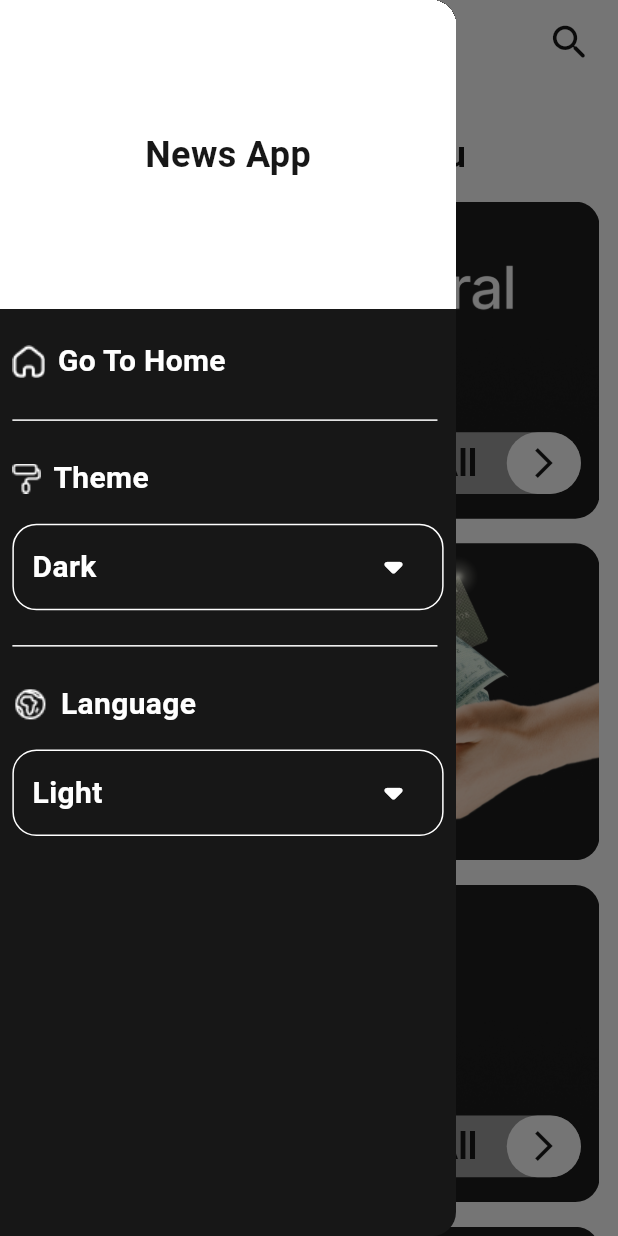
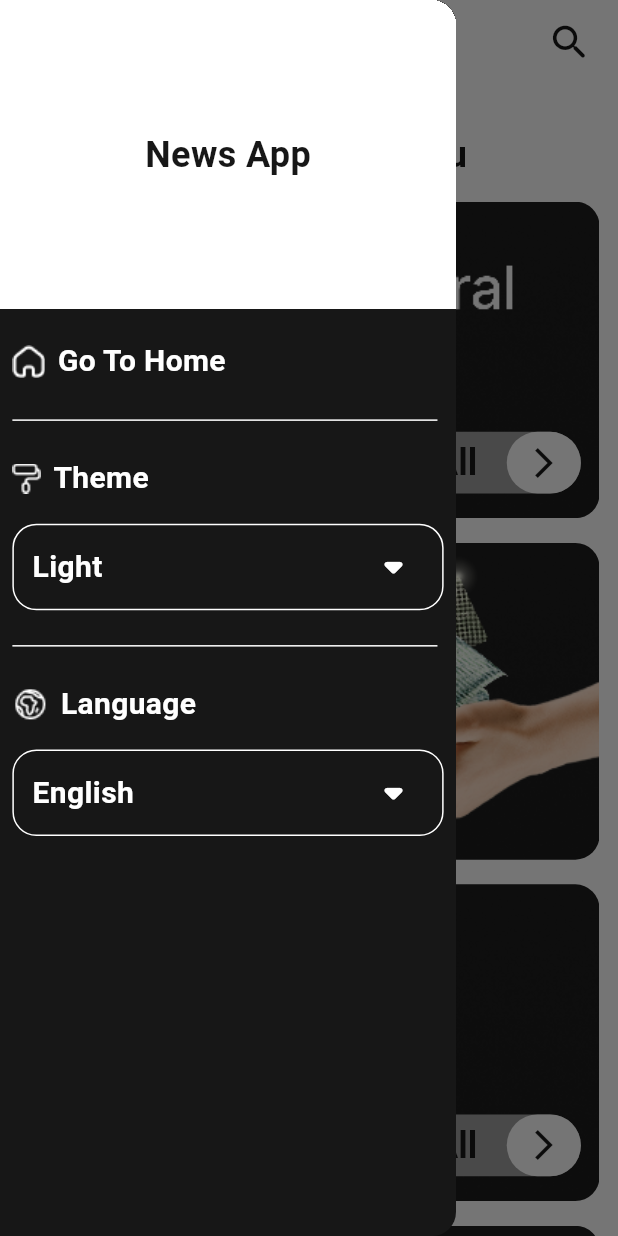
Before and after one commit to nadia022/news-app, a Flutter app: the screen it shows after launch, with the side drawer open, on a phone screen of 412 x 824 dp. Run offline on Flutter 3.47's test engine with Material 3 defaults, Android fonts, the phone set to English and light mode, and no system bars; our stand-ins replace cached_network_image, lottie, timeago; generated files the repository leaves out were written again.

Commit message:
add theming and localization providers with full functionality and UI integration

```diff
--- /dev/null
+++ b/l10.yaml
@@ -0,0 +1,3 @@
+arb-dir: lib/l10n
+template-arb-file: app_en.arb
+output-localization-file: app_localizations.dart
--- a/lib/home/categories/categories.dart
+++ b/lib/home/categories/categories.dart
@@ -1,6 +1,9 @@
 import 'package:flutter/material.dart';
 import 'package:news_app/model/category_model.dart';
+import 'package:news_app/providers/theme_provider.dart';
 import 'package:news_app/utils/app_colors.dart';
+import 'package:flutter_gen/gen_l10n/app_localizations.dart';
+import 'package:provider/provider.dart';
 
 class Categories extends StatelessWidget {
   List<CategoryModel> catogeries = CategoryModel.getCategories();
@@ -10,6 +13,8 @@ class Categories extends StatelessWidget {
   Widget build(BuildContext context) {
     double height = MediaQuery.of(context).size.height;
     double width = MediaQuery.of(context).size.width;
+    var appLocalization = AppLocalizations.of(context)!;
+    ThemeProvider themeProvider = Provider.of<ThemeProvider>(context);
 
     return Padding(
       padding: EdgeInsets.symmetric(horizontal: width * 0.03),
@@ -17,7 +22,7 @@ class Categories extends StatelessWidget {
         crossAxisAlignment: CrossAxisAlignment.stretch,
         children: [
           Text(
-            "Good Morning\nHere is Some News For You",
+            "${appLocalization.good_morning}\n${appLocalization.here_is_some_news_for_you}",
             style: Theme.of(context).textTheme.headlineMedium,
           ),
           SizedBox(
@@ -40,7 +45,11 @@ class Categories extends StatelessWidget {
                       ClipRRect(
                         borderRadius: BorderRadius.circular(16),
                         child: Image.asset(
-                          catogeries[index].imagePath,
+                          fit: BoxFit.cover,
+                          cacheWidth: 400,
+                          themeProvider.appTheme == ThemeMode.light
+                              ? catogeries[index].lightImagePath
+                              : catogeries[index].darkImagePath,
                         ),
                       ),
                       InkWell(
@@ -62,7 +71,7 @@ class Categories extends StatelessWidget {
                                 width: width * 0.02,
                               ),
                               Text(
-                                "View All",
+                                appLocalization.view_all,
                                 style:
                                     Theme.of(context).textTheme.headlineMedium,
                               ),
--- a/lib/home/drawer/drawer_widget.dart
+++ b/lib/home/drawer/drawer_widget.dart
@@ -1,19 +1,33 @@
 import 'package:flutter/material.dart';
 import 'package:news_app/home/drawer/row_drawer_widget.dart';
-import 'package:news_app/home/drawer/theme_or_local_widget.dart';
+import 'package:news_app/home/drawer/theme_or_local/locale_bottomsheet.dart';
+import 'package:news_app/home/drawer/theme_or_local/theme_bottomsheet.dart';
+import 'package:news_app/home/drawer/theme_or_local/theme_or_local_widget.dart';
+import 'package:news_app/providers/locale_provider.dart';
+import 'package:news_app/providers/theme_provider.dart';
 import 'package:news_app/utils/app_assets.dart';
 import 'package:news_app/utils/app_colors.dart';
 import 'package:news_app/utils/app_styles.dart';
+import 'package:provider/provider.dart';
+import 'package:flutter_gen/gen_l10n/app_localizations.dart';
 
-class DrawerWidget extends StatelessWidget {
+class DrawerWidget extends StatefulWidget {
   Function? goToHomeClicked;
-
   DrawerWidget({this.goToHomeClicked});
 
+  @override
+  State<DrawerWidget> createState() => _DrawerWidgetState();
+}
+
+class _DrawerWidgetState extends State<DrawerWidget> {
   @override
   Widget build(BuildContext context) {
     double height = MediaQuery.of(context).size.height;
     double width = MediaQuery.of(context).size.width;
+    var themeProvider = Provider.of<ThemeProvider>(context);
+    var localeProvider = Provider.of<LocaleProvider>(context);
+    var appLocalization = AppLocalizations.of(context)!;
+
     return Column(
       crossAxisAlignment: CrossAxisAlignment.stretch,
       children: [
@@ -23,7 +37,7 @@ class DrawerWidget extends StatelessWidget {
           decoration: BoxDecoration(color: AppColors.white),
           child: Center(
             child: Text(
-              "News App",
+              appLocalization.news_app,
               style: AppStyles.medium24Black,
             ),
           ),
@@ -35,10 +49,11 @@ class DrawerWidget extends StatelessWidget {
           padding: EdgeInsets.only(left: width * 0.02, bottom: height * 0.02),
           child: InkWell(
             onTap: () {
-              goToHomeClicked!();
+              widget.goToHomeClicked!();
             },
             child: RowDrawerWidget(
-                iconPath: AppAssets.homeIcon, title: "Go To Home "),
+                iconPath: AppAssets.homeIcon,
+                title: appLocalization.go_to_home),
           ),
         ),
         Divider(
@@ -49,10 +64,14 @@ class DrawerWidget extends StatelessWidget {
         ),
         Padding(
           padding: EdgeInsets.only(left: width * 0.02, top: height * 0.02),
-          child: RowDrawerWidget(iconPath: AppAssets.themeIcon, title: "Theme"),
+          child: RowDrawerWidget(
+              iconPath: AppAssets.themeIcon, title: appLocalization.theme),
         ),
         ThemeOrLocalWidget(
-          title: "Dark",
+          ThemeOrLocalFunction: showThemeBottomsheet,
+          title: themeProvider.appTheme == ThemeMode.dark
+              ? appLocalization.dark
+              : appLocalization.light,
         ),
         Divider(
           color: AppColors.white,
@@ -62,13 +81,40 @@ class DrawerWidget extends StatelessWidget {
         ),
         Padding(
           padding: EdgeInsets.only(left: width * 0.02, top: height * 0.02),
-          child:
-              RowDrawerWidget(iconPath: AppAssets.localIcon, title: "Language"),
+          child: RowDrawerWidget(
+              iconPath: AppAssets.localIcon, title: appLocalization.language),
         ),
         ThemeOrLocalWidget(
-          title: "Light",
+          ThemeOrLocalFunction: showLocaleBottomsheet,
+          title: localeProvider.appLanguage == "en"
+              ? appLocalization.english
+              : appLocalization.arabic,
         ),
       ],
     );
   }
+
+  void showThemeBottomsheet() {
+    showModalBottomSheet(
+        context: context,
+        builder: (context) {
+          return Container(
+            height: MediaQuery.of(context).size.height * 0.33,
+            color: AppColors.white,
+            child: ThemeBottomsheet(),
+          );
+        });
+  }
+
+  void showLocaleBottomsheet() {
+    showModalBottomSheet(
+        context: context,
+        builder: (context) {
+          return Container(
+            height: MediaQuery.of(context).size.height * 0.33,
+            color: AppColors.white,
+            child: LocaleBottomsheet(),
+          );
+        });
+  }
 }
--- a/lib/home/drawer/theme_or_local_widget.dart
+++ b/lib/home/drawer/theme_or_local/theme_or_local_widget.dart
@@ -4,8 +4,9 @@ import 'package:news_app/utils/app_styles.dart';
 
 class ThemeOrLocalWidget extends StatelessWidget {
   String title;
+  Function ThemeOrLocalFunction;
 
-  ThemeOrLocalWidget({required this.title});
+  ThemeOrLocalWidget({required this.title, required this.ThemeOrLocalFunction});
 
   @override
   Widget build(BuildContext context) {
@@ -22,6 +23,10 @@ class ThemeOrLocalWidget extends StatelessWidget {
           color: Colors.transparent,
           borderRadius: BorderRadius.circular(16),
           border: Border.all(color: AppColors.white)),
+      child: InkWell(
+        onTap: () {
+          ThemeOrLocalFunction();
+        },
         child: Row(
           mainAxisAlignment: MainAxisAlignment.spaceBetween,
           children: [
@@ -33,8 +38,9 @@ class ThemeOrLocalWidget extends StatelessWidget {
               Icons.arrow_drop_down_rounded,
               size: 40,
               color: AppColors.white,
-          )
+            ),
           ],
+        ),
       ),
     );
   }
--- a/lib/home/home_screen.dart
+++ b/lib/home/home_screen.dart
@@ -5,6 +5,7 @@ import 'package:news_app/home/drawer/drawer_widget.dart';
 import 'package:news_app/home/search/search_screen.dart';
 import 'package:news_app/model/category_model.dart';
 import 'package:news_app/utils/app_colors.dart';
+import 'package:flutter_gen/gen_l10n/app_localizations.dart';
 
 class HomeScreen extends StatefulWidget {
   static const String routeName = 'homeScreen';
@@ -18,11 +19,14 @@ class _HomeScreenState extends State<HomeScreen> {
   Widget build(BuildContext context) {
     double height = MediaQuery.of(context).size.height;
     double width = MediaQuery.of(context).size.width;
+    var appLocalization = AppLocalizations.of(context)!;
 
     return Scaffold(
       appBar: AppBar(
         title: Text(
-          selectedCategory == null ? "Home" : selectedCategory!.catogryName,
+          selectedCategory == null
+              ? appLocalization.home
+              : selectedCategory!.catogryName,
         ),
         centerTitle: true,
         actions: [
--- a/lib/home/search/search_screen.dart
+++ b/lib/home/search/search_screen.dart
@@ -5,6 +5,7 @@ import 'package:news_app/home/news/news_item.dart';
 import 'package:news_app/model/NewsResponse.dart';
 import 'package:news_app/utils/app_colors.dart';
 import 'package:news_app/utils/app_styles.dart';
+import 'package:flutter_gen/gen_l10n/app_localizations.dart';
 
 class SearchScreen extends StatefulWidget {
   static const String routeName = "searchScreen";
@@ -40,6 +41,8 @@ class _SearchScreenState extends State<SearchScreen> {
   Widget build(BuildContext context) {
     double height = MediaQuery.of(context).size.height;
     double width = MediaQuery.of(context).size.width;
+    var appLocalization = AppLocalizations.of(context)!;
+
     return Scaffold(
       body: Column(
         children: [
@@ -58,7 +61,7 @@ class _SearchScreenState extends State<SearchScreen> {
               },
               controller: searchController,
               decoration: InputDecoration(
-                  hintText: "Search",
+                  hintText: appLocalization.search,
                   prefixIcon: Icon(Icons.search),
                   suffixIcon: InkWell(
                       onTap: () {
--- a/lib/main.dart
+++ b/lib/main.dart
@@ -1,10 +1,17 @@
 import 'package:flutter/material.dart';
 import 'package:news_app/home/home_screen.dart';
 import 'package:news_app/home/search/search_screen.dart';
+import 'package:news_app/providers/locale_provider.dart';
+import 'package:news_app/providers/theme_provider.dart';
 import 'package:news_app/utils/app_theme.dart';
+import 'package:provider/provider.dart';
+import 'package:flutter_gen/gen_l10n/app_localizations.dart';
 
 void main() {
-  runApp(const MyApp());
+  runApp(MultiProvider(providers: [
+    ChangeNotifierProvider(create: (context) => ThemeProvider()),
+    ChangeNotifierProvider(create: (context) => LocaleProvider()),
+  ], child: const MyApp()));
 }
 
 class MyApp extends StatelessWidget {
@@ -12,10 +19,16 @@ class MyApp extends StatelessWidget {
 
   @override
   Widget build(BuildContext context) {
+    ThemeProvider themeProvider = Provider.of<ThemeProvider>(context);
+    LocaleProvider localeProvider = Provider.of<LocaleProvider>(context);
+
     return MaterialApp(
       darkTheme: AppTheme.darkTheme,
       theme: AppTheme.lightTheme,
-      themeMode: ThemeMode.light,
+      themeMode: themeProvider.appTheme,
+      locale: Locale(localeProvider.appLanguage),
+      supportedLocales: AppLocalizations.supportedLocales,
+      localizationsDelegates: AppLocalizations.localizationsDelegates,
       debugShowCheckedModeBanner: false,
       initialRoute: HomeScreen.routeName,
       routes: {
--- a/lib/model/category_model.dart
+++ b/lib/model/category_model.dart
@@ -2,40 +2,53 @@ import 'package:news_app/utils/app_assets.dart';
 
 class CategoryModel {
   String id;
-  String imagePath;
+  String lightImagePath;
+  String darkImagePath;
+
   String catogryName;
+
   CategoryModel(
-      {required this.id, required this.imagePath, required this.catogryName});
+      {required this.id,
+      required this.lightImagePath,
+      required this.catogryName,
+      required this.darkImagePath});
 
   static List<CategoryModel> getCategories() {
     return [
       CategoryModel(
           id: "general",
-          imagePath: AppAssets.generalImageLight,
+          lightImagePath: AppAssets.generalImageLight,
+          darkImagePath: AppAssets.generalImageDark,
           catogryName: "General"),
       CategoryModel(
           id: "business",
-          imagePath: AppAssets.businessImageLight,
+          lightImagePath: AppAssets.businessImageLight,
+          darkImagePath: AppAssets.businessImageDark,
           catogryName: "Business"),
       CategoryModel(
           id: "sports",
-          imagePath: AppAssets.sportsImageLight,
+          lightImagePath: AppAssets.sportsImageLight,
+          darkImagePath: AppAssets.sportsImageDark,
           catogryName: "Sports"),
       CategoryModel(
           id: "health",
-          imagePath: AppAssets.healthImageLight,
+          lightImagePath: AppAssets.healthImageLight,
+          darkImagePath: AppAssets.healthImageDark,
           catogryName: "Health"),
       CategoryModel(
           id: "entertainment",
-          imagePath: AppAssets.entertainmentImageLight,
+          lightImagePath: AppAssets.entertainmentImageLight,
+          darkImagePath: AppAssets.entertainmentImageDark,
           catogryName: "Entertainment"),
       CategoryModel(
           id: "technology",
-          imagePath: AppAssets.technologyImageLight,
+          lightImagePath: AppAssets.technologyImageLight,
+          darkImagePath: AppAssets.technologyImageDark,
           catogryName: "Technology"),
       CategoryModel(
           id: "science",
-          imagePath: AppAssets.scienceImageLight,
+          lightImagePath: AppAssets.scienceImageLight,
+          darkImagePath: AppAssets.scienceImageDark,
           catogryName: "Science"),
     ];
   }
--- /dev/null
+++ b/lib/providers/locale_provider.dart
@@ -0,0 +1,13 @@
+import 'package:flutter/material.dart';
+
+class LocaleProvider extends ChangeNotifier {
+  String appLanguage = "en";
+
+  void changeLocale(String newLanguage) {
+    if (appLanguage == newLanguage) {
+      return;
+    }
+    appLanguage = newLanguage;
+    notifyListeners();
+  }
+}
--- /dev/null
+++ b/lib/providers/theme_provider.dart
@@ -0,0 +1,13 @@
+import 'package:flutter/material.dart';
+
+class ThemeProvider extends ChangeNotifier {
+  ThemeMode appTheme = ThemeMode.light;
+
+  void setThemeMode(ThemeMode newMode) {
+    if (appTheme == newMode) {
+      return;
+    }
+    appTheme = newMode;
+    notifyListeners();
+  }
+}
--- a/lib/utils/app_colors.dart
+++ b/lib/utils/app_colors.dart
@@ -4,4 +4,5 @@ class AppColors {
   static Color white = Color(0xffFFFFFF);
   static Color black = Color(0xff171717);
   static Color grey = Color(0xffA0A0A0);
+  static Color blue = Color(0xff5669FF);
 }
--- a/lib/utils/app_styles.dart
+++ b/lib/utils/app_styles.dart
@@ -16,6 +16,8 @@ class AppStyles {
       fontSize: 14, color: AppColors.black, fontWeight: FontWeight.w600);
   static TextStyle medium20White = TextStyle(
       fontSize: 20, color: AppColors.white, fontWeight: FontWeight.w600);
+  static TextStyle medium20Blue = TextStyle(
+      fontSize: 20, color: AppColors.blue, fontWeight: FontWeight.w600);
   static TextStyle medium24White = TextStyle(
       fontSize: 24, color: AppColors.white, fontWeight: FontWeight.w600);
   static TextStyle medium24Black = TextStyle(
```
Also changed, not shown: lib/home/drawer/theme_or_local/locale_bottomsheet.dart (added, +73 -0 lines), lib/home/drawer/theme_or_local/theme_bottomsheet.dart (added, +74 -0 lines), lib/home/news/article_bottom_sheet_details.dart (+9 -2 lines), lib/home/news/news_item.dart (+10 -1 lines), lib/l10n/app_ar.arb (added, +24 -0 lines), lib/l10n/app_en.arb (added, +23 -0 lines), pubspec.yaml (+5 -2 lines), pubspec.lock. Lines whose indentation alone changed are shown as unchanged.
